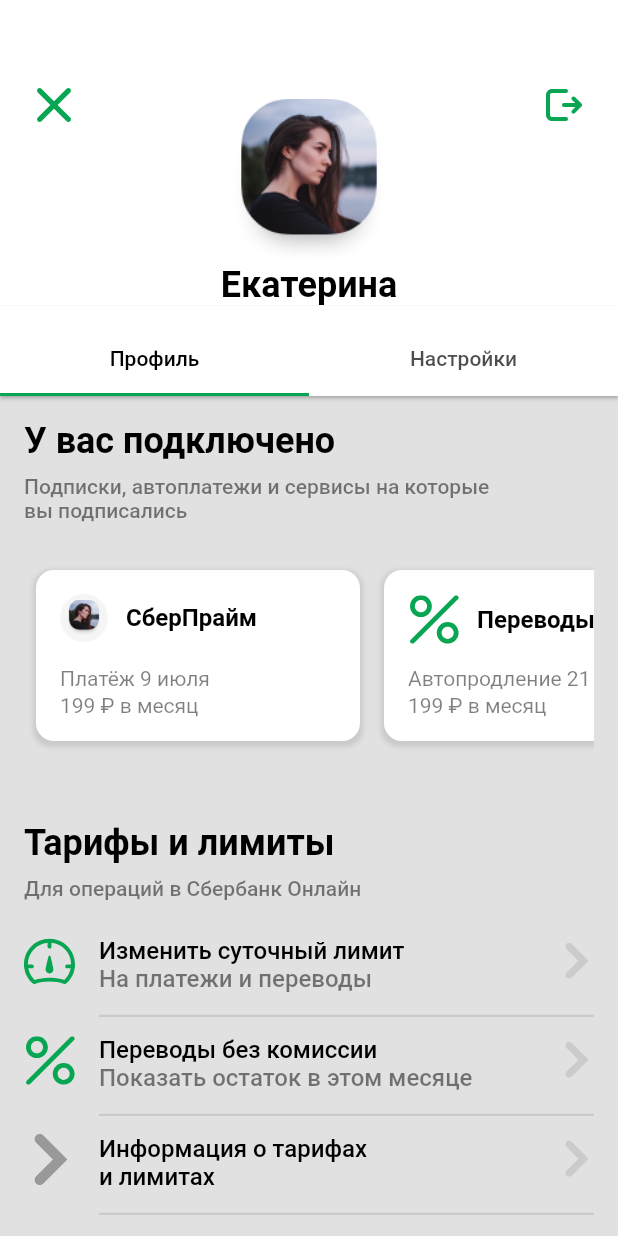
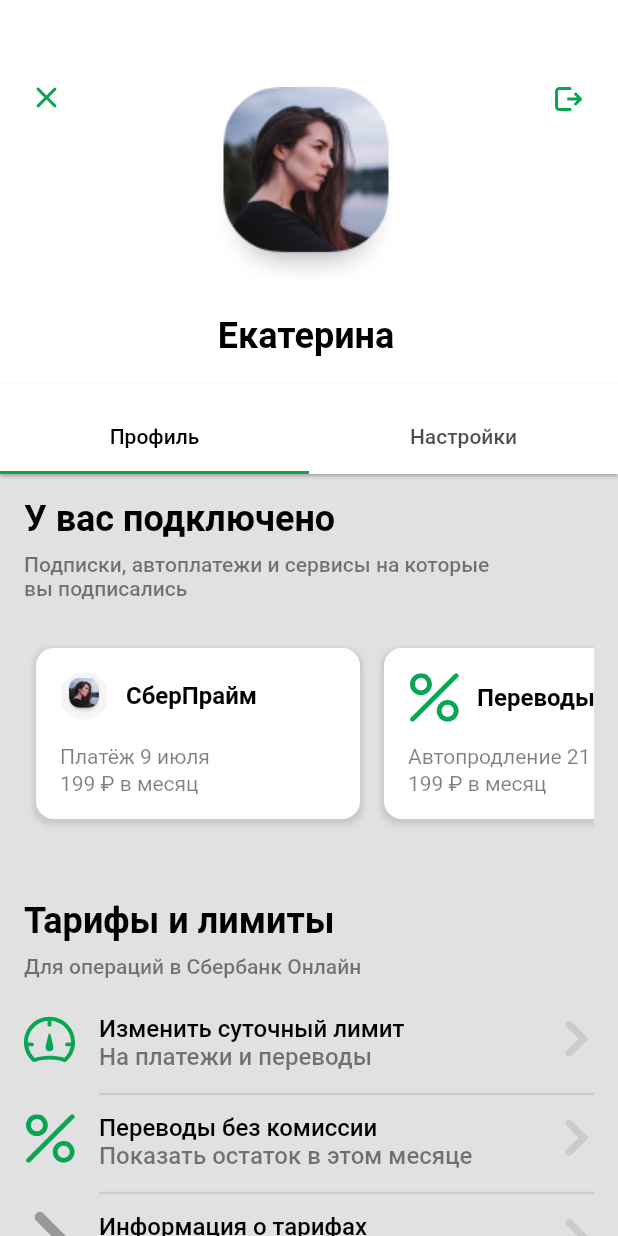
Before and after one commit to DenisPopkov/BankApp, a Flutter app: the screen it shows after launch, on a phone screen of 412 x 824 dp. Run offline on Flutter 3.47's test engine with Material 2 defaults, Android fonts, the phone set to English and light mode, and no system bars; our stand-ins replace flutter_svg; Roboto replaces fonts that are missing (fonts/SF-Pro-Display-Bold, fonts/SF-Pro-Text-Bold, fonts/SF-Pro-Text-Medium).

Commit message:
refactor: top section

```diff
--- a/lib/screens/main/resources/padding_assets.dart
+++ b/lib/screens/main/resources/padding_assets.dart
@@ -1,10 +1,11 @@
 class PaddingAssets {
   // Paddings
+  static double zeroPadding = 0.0;
   static double lightPadding = 4.0;
   static double smallPadding = 8.0;
   static double mediumPadding = 16.0;
   static double bigPadding = 24.0;
-  static double headerPadding = 36.0;
+  static double headerPadding = 18.0;
   static double bottomPadding = 36.0;
   static double largePadding = 46.0;
   static double superLargePadding = 58.0;
--- a/lib/screens/main/widgets/top_section.dart
+++ b/lib/screens/main/widgets/top_section.dart
@@ -19,7 +19,7 @@ class TopSection extends StatelessWidget {
         top: PaddingAssets.superLargePadding,
         left: PaddingAssets.bigPadding,
         right: PaddingAssets.bigPadding,
-        bottom: 0,
+        bottom: PaddingAssets.zeroPadding,
       ),
       child: Row(
         mainAxisAlignment: MainAxisAlignment.spaceBetween,
@@ -27,20 +27,14 @@ class TopSection extends StatelessWidget {
         children: [
           SvgPicture.asset(
             ImageAssets.closeIcon,
-            width: PaddingAssets.smallIcon,
-            height: PaddingAssets.smallIcon,
           ),
-          Padding(
-            padding: EdgeInsets.only(top: PaddingAssets.smallPadding),
-            child: Column(
-              // mainAxisAlignment: MainAxisAlignment.start,
+          Column(
             crossAxisAlignment: CrossAxisAlignment.center,
             children: [
               Image.asset(
                 ImageAssets.userImage,
-                  width: PaddingAssets.imageSize,
-                  height: PaddingAssets.imageSize,
               ),
+              SizedBox(height: PaddingAssets.headerPadding),
               Text(
                 StringAssets.userName,
                 style: TextStyle(
@@ -48,14 +42,12 @@ class TopSection extends StatelessWidget {
                     color: ColorAssets.blackColor,
                     fontWeight: FontWeight.bold,
                     fontSize: FontAssets.largeFontSize24),
-                )
+              ),
+              SizedBox(height: PaddingAssets.headerPadding),
             ],
-            ),
           ),
           SvgPicture.asset(
             ImageAssets.exitIcon,
-            width: PaddingAssets.smallIcon,
-            height: PaddingAssets.smallIcon,
           ),
         ],
       ),
```
Lines whose indentation alone changed are shown as unchanged.
